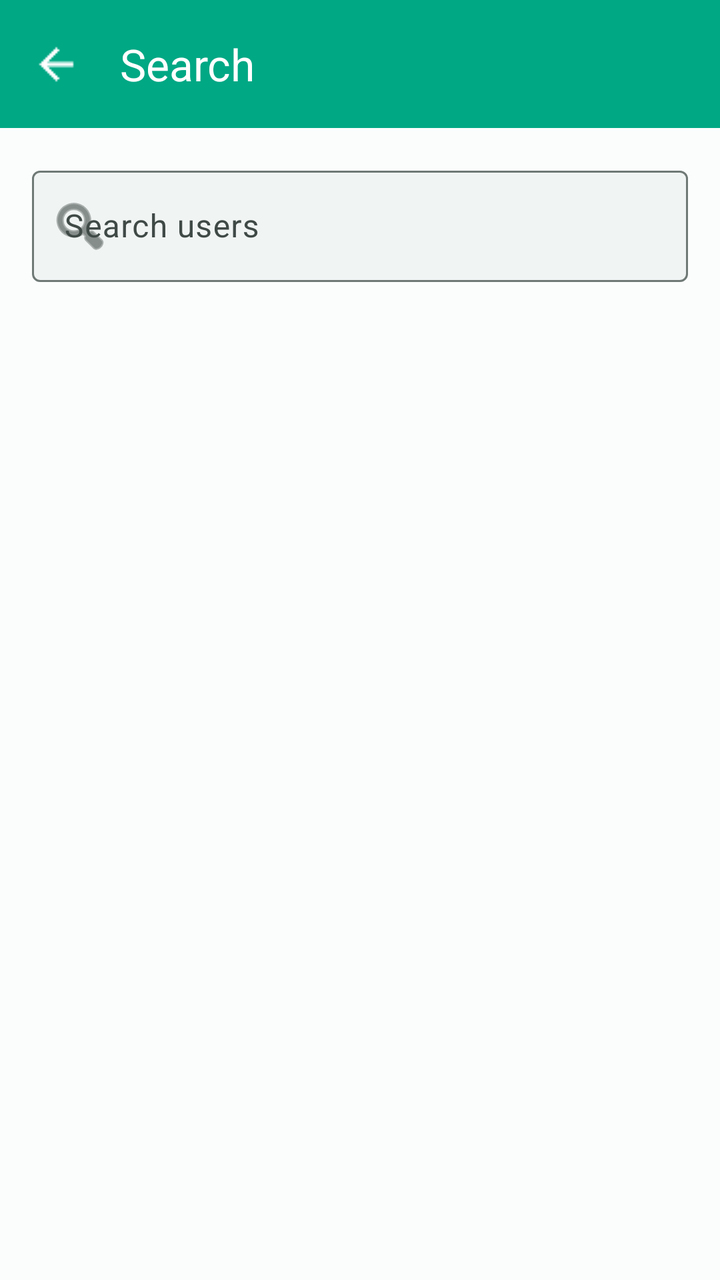
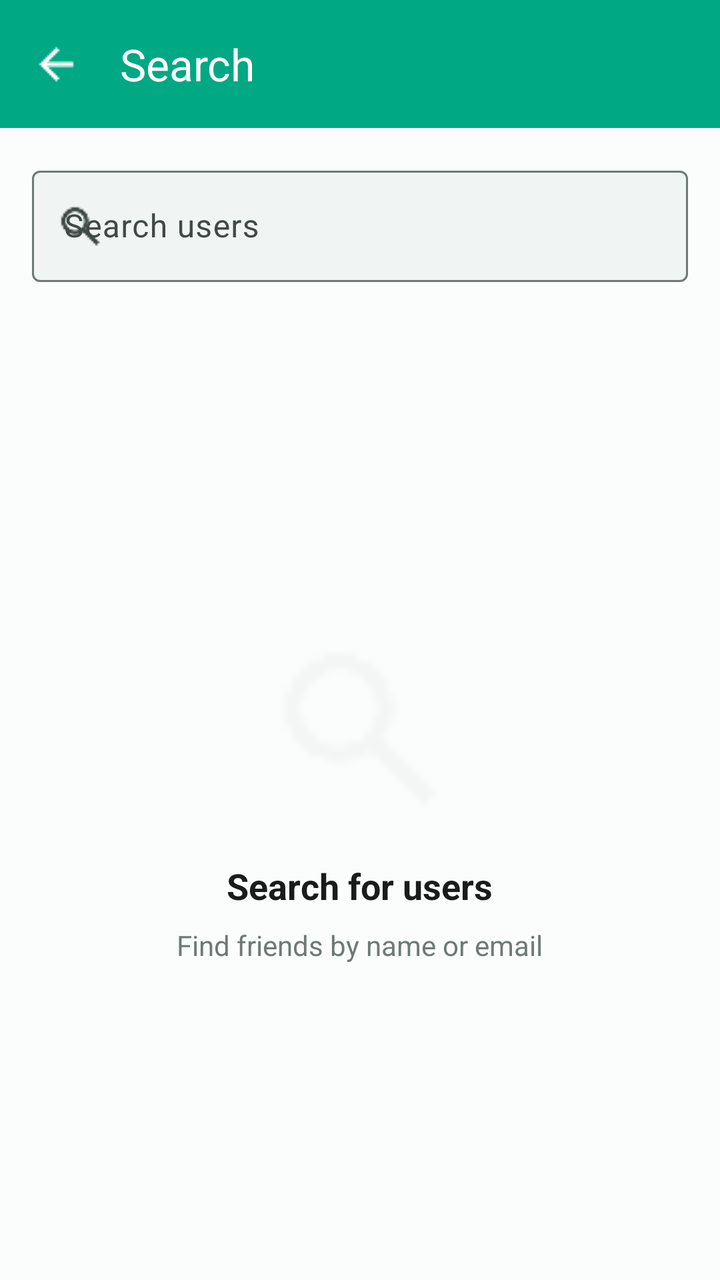

An Android layout rendered at two revisions. The XML below is the earlier revision; the diff shows what the commit changed to produce the second picture.
<!-- AndroidManifest.xml: application theme Theme.GupShup -->
<!-- res/layout/fragment_search.xml -->
<?xml version="1.0" encoding="utf-8"?>
<LinearLayout
    xmlns:android="http://schemas.android.com/apk/res/android"
    xmlns:app="http://schemas.android.com/apk/res-auto"
    android:layout_width="match_parent"
    android:layout_height="match_parent"
    android:orientation="vertical"
    android:background="?attr/colorSurface">

    <com.google.android.material.appbar.MaterialToolbar
        android:id="@+id/searchToolbar"
        android:layout_width="match_parent"
        android:layout_height="?attr/actionBarSize"
        android:background="?attr/colorPrimary"
        app:title="Search"
        app:titleTextColor="?attr/colorOnPrimary"
        app:navigationIcon="@drawable/ic_back"
        app:navigationIconTint="?attr/colorOnPrimary" />

    <LinearLayout
        android:layout_width="match_parent"
        android:layout_height="wrap_content"
        android:padding="16dp"
        android:background="?attr/colorSurface">

        <com.google.android.material.textfield.TextInputLayout
            android:layout_width="match_parent"
            android:layout_height="wrap_content"
            style="@style/Widget.Material3.TextInputLayout.OutlinedBox"
            android:hint="Search users"
            app:startIconDrawable="@android:drawable/ic_menu_search"
            app:startIconTint="?attr/colorOnSurfaceVariant"
            app:boxBackgroundColor="?attr/colorSurfaceContainer">

            <com.google.android.material.textfield.TextInputEditText
                android:id="@+id/searchInput"
                android:layout_width="match_parent"
                android:layout_height="wrap_content"
                android:inputType="text"
                android:maxLines="1"
                android:textColor="?attr/colorOnSurface" />
        </com.google.android.material.textfield.TextInputLayout>
    </LinearLayout>

    <androidx.recyclerview.widget.RecyclerView
        android:id="@+id/searchRecyclerView"
        android:layout_width="match_parent"
        android:layout_height="0dp"
        android:layout_weight="1"
        android:padding="8dp"
        android:clipToPadding="false" />
</LinearLayout>
<!-- resources referenced by this layout -->
<resources>
  <!-- drawable ic_back: png bitmap (drawable, 297 bytes) -->
  <style name="Theme.GupShup" parent="Theme.Material3.DayNight.NoActionBar">
          
          <item name="colorPrimary">@color/colorPrimary</item>
          <item name="colorOnPrimary">@color/onPrimary</item>
          <item name="colorPrimaryContainer">@color/colorPrimaryContainer</item>
          <item name="colorOnPrimaryContainer">@color/onPrimaryContainer</item>
  
          <item name="colorSecondary">@color/colorSecondary</item>
          <item name="colorOnSecondary">@color/onSecondary</item>
          <item name="colorSecondaryContainer">@color/colorSecondaryContainer</item>
          <item name="colorOnSecondaryContainer">@color/onSecondaryContainer</item>
  
          <item name="colorTertiary">@color/colorTertiary</item>
          <item name="colorOnTertiary">@color/onTertiary</item>
          <item name="colorTertiaryContainer">@color/colorTertiaryContainer</item>
          <item name="colorOnTertiaryContainer">@color/onTertiaryContainer</item>
  
          <item name="android:colorBackground">@color/background</item>
          <item name="colorSurface">@color/surface</item>
          <item name="colorSurfaceVariant">@color/surfaceVariant</item>
          <item name="colorOnSurface">@color/onSurface</item>
          <item name="colorOnSurfaceVariant">@color/onSurfaceVariant</item>
          <item name="colorOutline">@color/outline</item>
          <item name="colorSurfaceContainer">@color/colorSurfaceContainer</item>
          <item name="colorSurfaceContainerLow">@color/colorSurfaceContainerLow</item>
          <item name="android:textColorHint">@color/onSurfaceVariant</item>
          
          <item name="colorError">@color/error</item>
          <item name="colorOnError">@color/onError</item>
          <item name="colorErrorContainer">@color/errorContainer</item>
          <item name="colorOnErrorContainer">@color/onErrorContainer</item>
  
          
          <item name="android:statusBarColor">@color/colorPrimary</item>
          <item name="android:windowLightStatusBar">false</item>
  
          
          <item name="android:navigationBarColor">@color/surface</item>
          <item name="android:windowLightNavigationBar">true</item>
          
          
          <item name="android:textColorPrimary">@color/onSurface</item>
          <item name="android:textColorSecondary">@color/onSurfaceVariant</item>
  
          
          <item name="materialButtonStyle">@style/Widget.Material3.Button</item>
          <item name="textInputStyle">@style/Widget.Material3.TextInputLayout.OutlinedBox</item>
          <item name="toolbarStyle">@style/Widget.Material3.Toolbar</item>
          <item name="bottomNavigationStyle">@style/Widget.Material3.BottomNavigationView</item>
      </style>
  <color name="colorPrimary">#00A884</color>
  <color name="onPrimary">#FFFFFF</color>
  <color name="colorPrimaryContainer">#D0F8EC</color>
  <color name="onPrimaryContainer">#00201A</color>
  <color name="colorSecondary">#4A635D</color>
  <color name="onSecondary">#FFFFFF</color>
  <color name="colorSecondaryContainer">#CCE8E0</color>
  <color name="onSecondaryContainer">#05201A</color>
  <color name="colorTertiary">#4B607C</color>
  <color name="onTertiary">#FFFFFF</color>
  <color name="colorTertiaryContainer">#D3E4FF</color>
  <color name="onTertiaryContainer">#041C35</color>
  <color name="background">#FFFFFF</color>
  <color name="surface">#FBFDFD</color>
  <color name="surfaceVariant">#DBE5E0</color>
  <color name="onSurface">#191C1B</color>
  <color name="onSurfaceVariant">#3F4946</color>
  <color name="outline">#6F7976</color>
  <color name="colorSurfaceContainer">#F0F4F3</color>
  <color name="colorSurfaceContainerLow">#F6FBF9</color>
  <color name="error">#BA1A1A</color>
  <color name="onError">#FFFFFF</color>
  <color name="errorContainer">#FFDAD6</color>
  <color name="onErrorContainer">#410002</color>
</resources>

<!-- the commit's change to res/layout/fragment_search.xml (unified diff, before → after) -->
@@ -28,7 +28,7 @@
             android:layout_height="wrap_content"
             style="@style/Widget.Material3.TextInputLayout.OutlinedBox"
             android:hint="Search users"
-            app:startIconDrawable="@android:drawable/ic_menu_search"
+            app:startIconDrawable="@drawable/ic_search"
             app:startIconTint="?attr/colorOnSurfaceVariant"
             app:boxBackgroundColor="?attr/colorSurfaceContainer">
 
@@ -42,11 +42,53 @@
         </com.google.android.material.textfield.TextInputLayout>
     </LinearLayout>
 
-    <androidx.recyclerview.widget.RecyclerView
-        android:id="@+id/searchRecyclerView"
+    <FrameLayout
         android:layout_width="match_parent"
         android:layout_height="0dp"
-        android:layout_weight="1"
-        android:padding="8dp"
-        android:clipToPadding="false" />
+        android:layout_weight="1">
+
+        <androidx.recyclerview.widget.RecyclerView
+            android:id="@+id/searchRecyclerView"
+            android:layout_width="match_parent"
+            android:layout_height="match_parent"
+            android:padding="8dp"
+            android:clipToPadding="false" />
+
+        
+        <LinearLayout
+            android:id="@+id/searchEmptyState"
+            android:layout_width="match_parent"
+            android:layout_height="match_parent"
+            android:orientation="vertical"
+            android:gravity="center"
+            android:padding="32dp">
+
+            <ImageView
+                android:id="@+id/searchEmptyIcon"
+                android:layout_width="100dp"
+                android:layout_height="100dp"
+                android:src="@drawable/ic_search"
+                android:alpha="0.3" />
+
+            <TextView
+                android:id="@+id/searchEmptyTitle"
+                android:layout_width="wrap_content"
+                android:layout_height="wrap_content"
+                android:text="Search for users"
+                android:textSize="18sp"
+                android:textStyle="bold"
+                android:textColor="?attr/colorOnSurface"
+                android:layout_marginTop="16dp" />
+
+            <TextView
+                android:id="@+id/searchEmptySubtitle"
+                android:layout_width="wrap_content"
+                android:layout_height="wrap_content"
+                android:text="Find friends by name or email"
+                android:textSize="14sp"
+                android:textColor="?attr/colorOutline"
+                android:layout_marginTop="8dp"
+                android:textAlignment="center" />
+        </LinearLayout>
+    </FrameLayout>
 </LinearLayout>
<!-- resource entries referenced after the edit -->
@@ -1,6 +1,7 @@
 <!-- resources referenced by this layout -->
 <resources>
   <!-- drawable ic_back: png bitmap (drawable, 297 bytes) -->
+  <!-- drawable ic_search: png bitmap (drawable, 509 bytes) -->
   <style name="Theme.GupShup" parent="Theme.Material3.DayNight.NoActionBar">
           
           <item name="colorPrimary">@color/colorPrimary</item>
